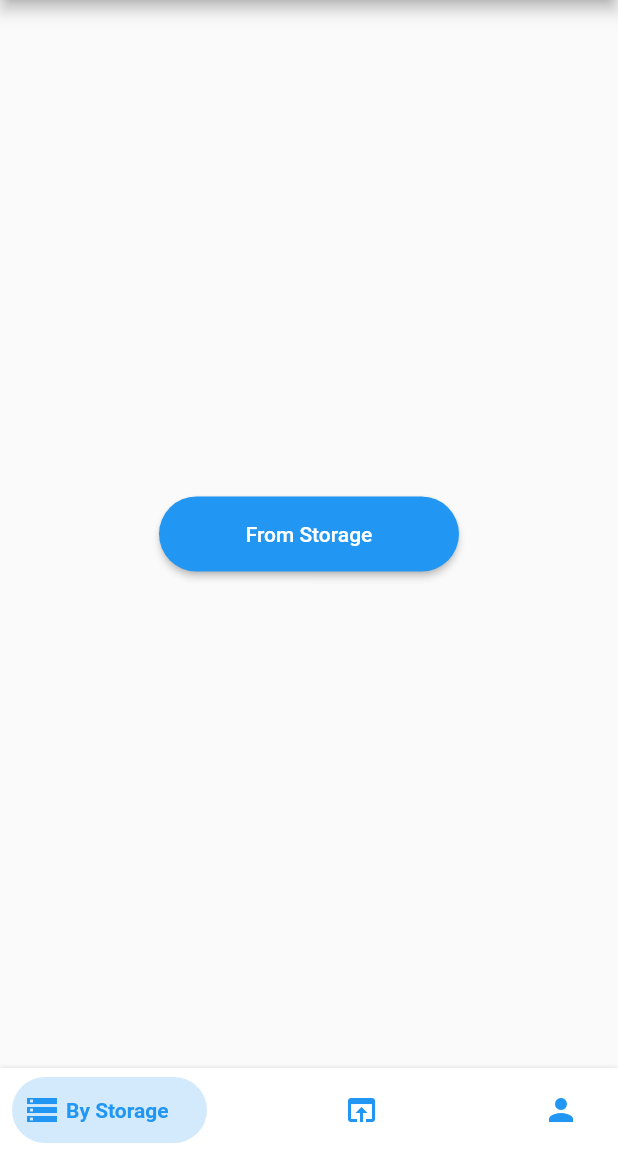
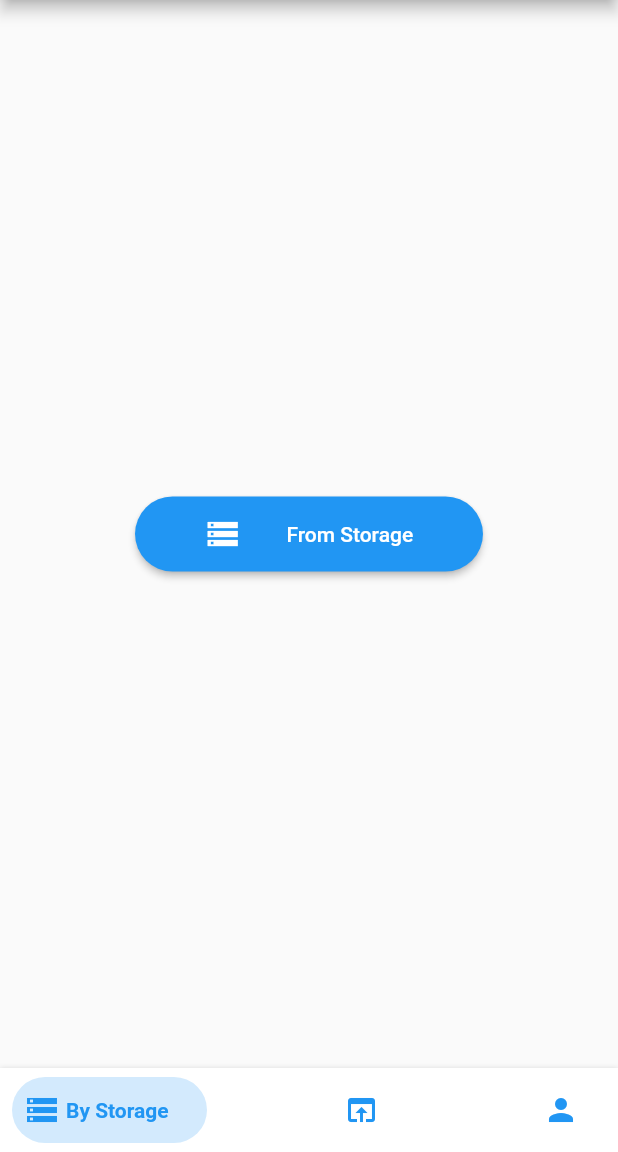
Before and after one commit to KaranDuggal/PDF-Viewer, a Flutter app: the screen it shows after launch, on a phone screen of 412 x 824 dp, the part 84-1236 px from its top. Run offline on Flutter 3.47's test engine with Material 2 defaults, Android fonts, the phone set to English and light mode, and no system bars; drawn by our look-alikes of bottom_navy_bar; our stand-ins replace cool_alert, dio, file_picker, flutter_spinkit; missing offline and left inert: syncfusion_flutter_pdfviewer.

Commit message:
button style chnage

```diff
--- a/lib/src/screens/by_storage.dart
+++ b/lib/src/screens/by_storage.dart
@@ -35,7 +35,16 @@ class _ByStorageState extends State<ByStorage> {
                   Navigator.of(context).push(MaterialPageRoute(builder: (contaxt)=> PDFViewScreen(type: "fromStorage", filepath: result.files.single.path!, url: "no")));
                 }
               },
-              child: const Text("From Storage")
+              child:  SizedBox(
+                width: 200,
+                child: Row(
+                  mainAxisAlignment: MainAxisAlignment.spaceEvenly,
+                  children: const [
+                    Icon(Icons.storage),
+                    Text("From Storage"),
+                  ],
+                ),
+              )
             ),
             // const SizedBox(height: 20,),
             // Container(
```
Also changed, not shown: lib/src/screens/by_link_screen.dart (+10 -1 lines).
